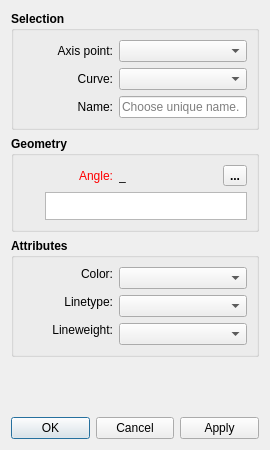
Old version of the form src/libs/vtools/dialogs/tools/dialogcurveintersectaxis.ui in the repository FashionFreedom/Seamly2D.
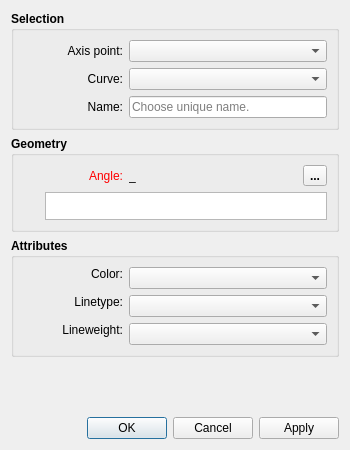
New version of the form. Icons and pictures are not drawn. Custom widgets are drawn as their Qt base class.

```diff
--- a/src/libs/vtools/dialogs/tools/dialogcurveintersectaxis.ui
+++ b/src/libs/vtools/dialogs/tools/dialogcurveintersectaxis.ui
@@ -6,7 +6,7 @@
    <rect>
     <x>0</x>
     <y>0</y>
-    <width>270</width>
+    <width>350</width>
     <height>450</height>
    </rect>
   </property>
@@ -57,7 +57,7 @@
           </property>
           <property name="minimumSize">
            <size>
-            <width>90</width>
+            <width>100</width>
             <height>0</height>
            </size>
           </property>
@@ -110,7 +110,7 @@
           </property>
           <property name="minimumSize">
            <size>
-            <width>90</width>
+            <width>100</width>
             <height>0</height>
            </size>
           </property>
@@ -160,7 +160,7 @@
           </property>
           <property name="minimumSize">
            <size>
-            <width>90</width>
+            <width>100</width>
             <height>0</height>
            </size>
           </property>
@@ -241,7 +241,7 @@
           </property>
           <property name="minimumSize">
            <size>
-            <width>90</width>
+            <width>100</width>
             <height>0</height>
            </size>
           </property>
@@ -331,7 +331,7 @@
           </property>
           <property name="sizeHint" stdset="0">
            <size>
-            <width>40</width>
+            <width>10</width>
             <height>20</height>
            </size>
           </property>
@@ -466,7 +466,7 @@
           </property>
           <property name="minimumSize">
            <size>
-            <width>90</width>
+            <width>100</width>
             <height>0</height>
            </size>
           </property>
@@ -528,7 +528,7 @@
           </property>
           <property name="minimumSize">
            <size>
-            <width>90</width>
+            <width>100</width>
             <height>0</height>
            </size>
           </property>
@@ -584,7 +584,7 @@
           </property>
           <property name="minimumSize">
            <size>
-            <width>90</width>
+            <width>100</width>
             <height>0</height>
            </size>
           </property>
```
